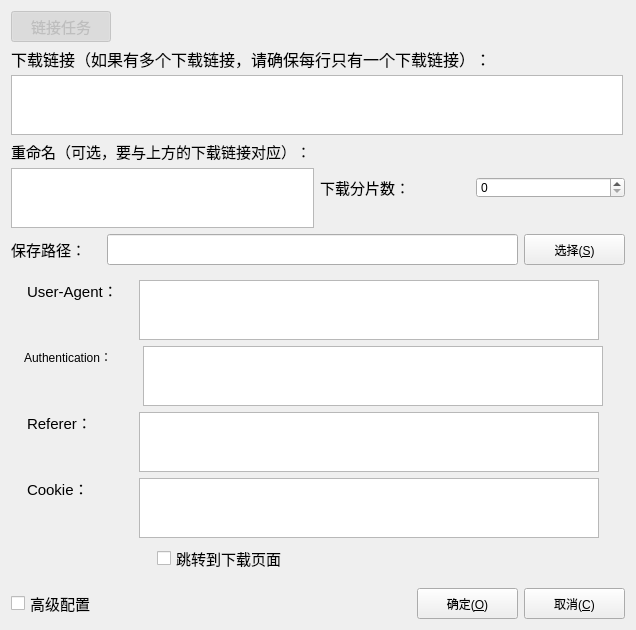
L-Super/FlowD, file src/NewDownloadDialog.ui: the form before one commit.
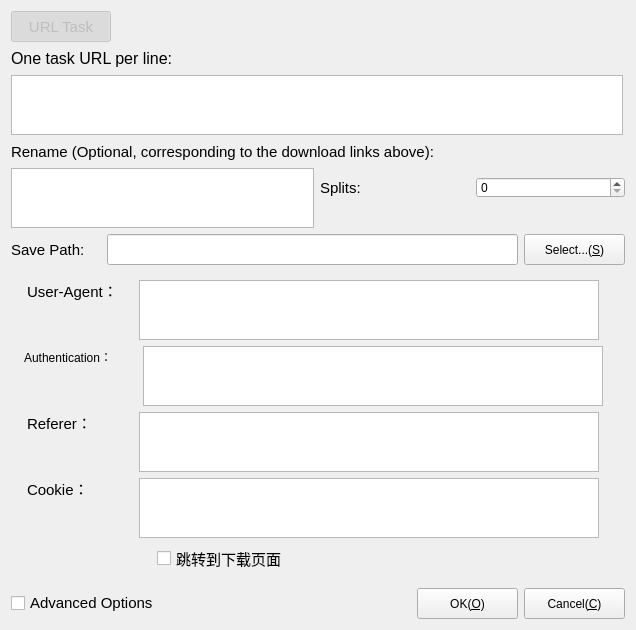
The form after the commit.

Patch:
```diff
--- a/src/NewDownloadDialog.ui
+++ b/src/NewDownloadDialog.ui
@@ -48,7 +48,7 @@
         <cursorShape>PointingHandCursor</cursorShape>
        </property>
        <property name="text">
-        <string>链接任务</string>
+        <string>URL Task</string>
        </property>
        <property name="checkable">
         <bool>true</bool>
@@ -95,7 +95,7 @@
         </font>
        </property>
        <property name="text">
-        <string>下载链接（如果有多个下载链接，请确保每行只有一个下载链接）：</string>
+        <string>One task URL per line:</string>
        </property>
       </widget>
      </item>
@@ -147,7 +147,7 @@
         </font>
        </property>
        <property name="text">
-        <string>重命名（可选，要与上方的下载链接对应）：</string>
+        <string>Rename (Optional, corresponding to the download links above):</string>
        </property>
       </widget>
      </item>
@@ -201,7 +201,7 @@
               </font>
              </property>
              <property name="text">
-              <string>下载分片数：</string>
+              <string>Splits:</string>
              </property>
             </widget>
            </item>
@@ -264,7 +264,7 @@
         </font>
        </property>
        <property name="text">
-        <string>保存路径：</string>
+        <string>Save Path:</string>
        </property>
       </widget>
      </item>
@@ -293,7 +293,7 @@
         </size>
        </property>
        <property name="text">
-        <string>选择(&amp;S)</string>
+        <string>Select...(&amp;S)</string>
        </property>
       </widget>
      </item>
@@ -602,7 +602,7 @@
         </font>
        </property>
        <property name="text">
-        <string>高级配置</string>
+        <string>Advanced Options</string>
        </property>
       </widget>
      </item>
@@ -634,7 +634,7 @@
         </size>
        </property>
        <property name="text">
-        <string>确定(&amp;O)</string>
+        <string>OK(&amp;O)</string>
        </property>
       </widget>
      </item>
@@ -653,7 +653,7 @@
         </size>
        </property>
        <property name="text">
-        <string>取消(&amp;C)</string>
+        <string>Cancel(&amp;C)</string>
        </property>
       </widget>
      </item>
```
Left out of the diff: 2 changed lines with no effect on the pictures.
